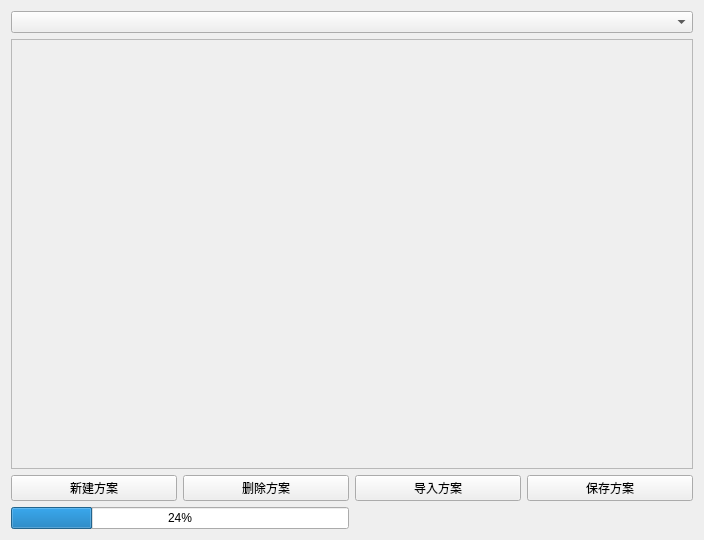
Above: setuptab.ui from Deng-Jiayu/TopologyChecker before the change. Below: the same form after it.
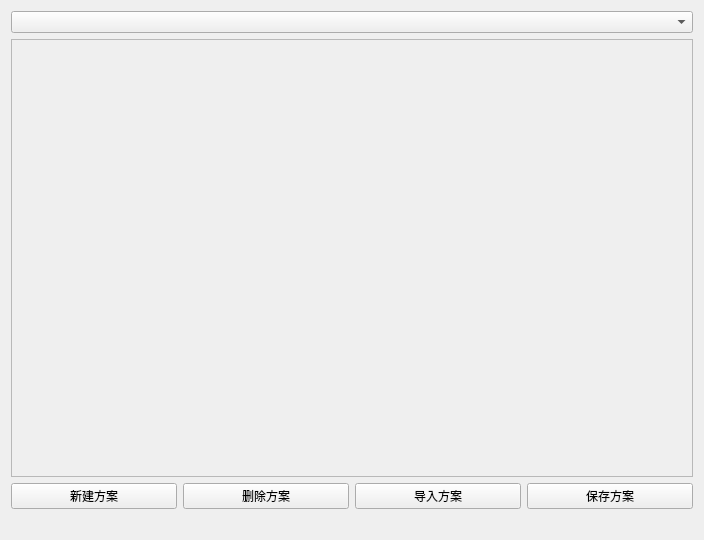
That is the form after the change. Custom widgets are drawn as their Qt base class.

What changed in the file:
```diff
--- a/setuptab.ui
+++ b/setuptab.ui
@@ -28,7 +28,7 @@
         <x>0</x>
         <y>0</y>
         <width>684</width>
-        <height>435</height>
+        <height>443</height>
        </rect>
       </property>
       <layout class="QGridLayout" name="gridLayout_3"/>
@@ -81,13 +81,6 @@
       <property name="bottomMargin">
        <number>0</number>
       </property>
-      <item>
-       <widget class="QProgressBar" name="progressBar">
-        <property name="value">
-         <number>24</number>
-        </property>
-       </widget>
-      </item>
       <item>
        <widget class="QLabel" name="labelStatus">
         <property name="text">
```
Left out of the diff: 7 changed lines with no effect on the pictures.
